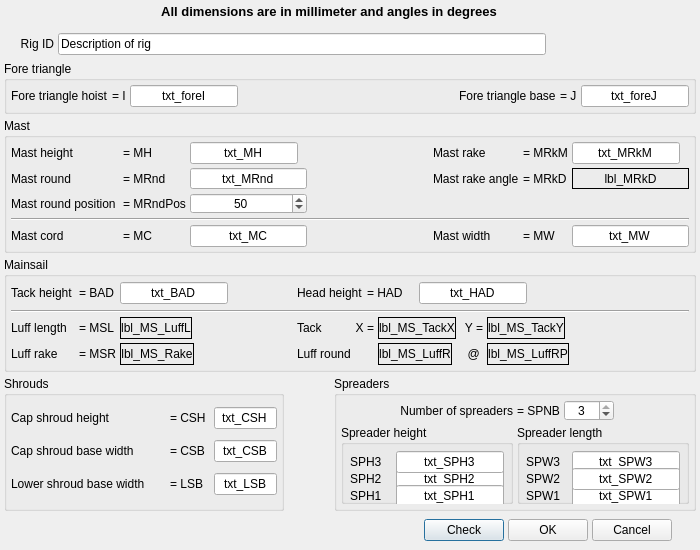
This is src/formrigdefbase.ui in sailcut/sailcut as Qt 5 draws it before an edit. The edited form follows.
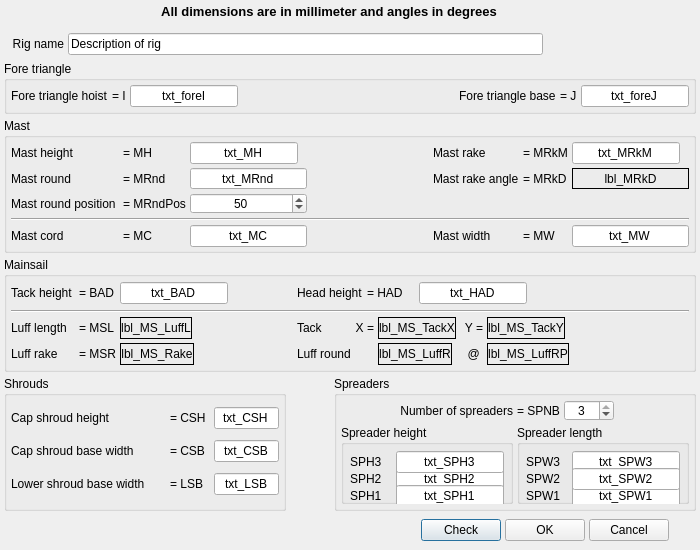
This is the edited form.

Diff of the .ui file:
```diff
--- a/src/formrigdefbase.ui
+++ b/src/formrigdefbase.ui
@@ -11,9 +11,7 @@
    </rect>
   </property>
   <property name="sizePolicy" >
-   <sizepolicy>
-    <hsizetype>0</hsizetype>
-    <vsizetype>0</vsizetype>
+   <sizepolicy vsizetype="Fixed" hsizetype="Fixed" >
     <horstretch>0</horstretch>
     <verstretch>0</verstretch>
    </sizepolicy>
@@ -44,9 +42,7 @@
    <item row="6" column="5" colspan="2" >
     <widget class="QPushButton" name="btnOK" >
      <property name="sizePolicy" >
-      <sizepolicy>
-       <hsizetype>0</hsizetype>
-       <vsizetype>0</vsizetype>
+      <sizepolicy vsizetype="Fixed" hsizetype="Fixed" >
        <horstretch>0</horstretch>
        <verstretch>0</verstretch>
       </sizepolicy>
@@ -59,9 +55,7 @@
    <item row="6" column="7" >
     <widget class="QPushButton" name="btnCancel" >
      <property name="sizePolicy" >
-      <sizepolicy>
-       <hsizetype>0</hsizetype>
-       <vsizetype>0</vsizetype>
+      <sizepolicy vsizetype="Fixed" hsizetype="Fixed" >
        <horstretch>0</horstretch>
        <verstretch>0</verstretch>
       </sizepolicy>
@@ -87,9 +81,7 @@
    <item row="5" column="0" colspan="2" >
     <widget class="QGroupBox" name="groupBox_3" >
      <property name="sizePolicy" >
-      <sizepolicy>
-       <hsizetype>5</hsizetype>
-       <vsizetype>5</vsizetype>
+      <sizepolicy vsizetype="Preferred" hsizetype="Preferred" >
        <horstretch>0</horstretch>
        <verstretch>0</verstretch>
       </sizepolicy>
@@ -170,9 +162,7 @@
       <item row="2" column="2" >
        <widget class="QLineEdit" name="txt_LSB" >
         <property name="sizePolicy" >
-         <sizepolicy>
-          <hsizetype>0</hsizetype>
-          <vsizetype>0</vsizetype>
+         <sizepolicy vsizetype="Fixed" hsizetype="Fixed" >
           <horstretch>0</horstretch>
           <verstretch>0</verstretch>
          </sizepolicy>
@@ -194,9 +184,7 @@
       <item row="0" column="2" >
        <widget class="QLineEdit" name="txt_CSH" >
         <property name="sizePolicy" >
-         <sizepolicy>
-          <hsizetype>0</hsizetype>
-          <vsizetype>0</vsizetype>
+         <sizepolicy vsizetype="Fixed" hsizetype="Fixed" >
           <horstretch>0</horstretch>
           <verstretch>0</verstretch>
          </sizepolicy>
@@ -260,9 +248,7 @@
       <item row="1" column="2" >
        <widget class="QLineEdit" name="txt_CSB" >
         <property name="sizePolicy" >
-         <sizepolicy>
-          <hsizetype>0</hsizetype>
-          <vsizetype>0</vsizetype>
+         <sizepolicy vsizetype="Fixed" hsizetype="Fixed" >
           <horstretch>0</horstretch>
           <verstretch>0</verstretch>
          </sizepolicy>
@@ -1582,7 +1568,7 @@
     <widget class="QLineEdit" name="txt_RigID" >
      <property name="minimumSize" >
       <size>
-       <width>460</width>
+       <width>400</width>
        <height>22</height>
       </size>
      </property>
@@ -1594,21 +1580,19 @@
    <item row="1" column="0" >
     <widget class="QLabel" name="lbl_RigID" >
      <property name="sizePolicy" >
-      <sizepolicy>
-       <hsizetype>0</hsizetype>
-       <vsizetype>0</vsizetype>
+      <sizepolicy vsizetype="Fixed" hsizetype="Fixed" >
        <horstretch>0</horstretch>
        <verstretch>0</verstretch>
       </sizepolicy>
      </property>
      <property name="minimumSize" >
       <size>
-       <width>50</width>
-       <height>22</height>
+       <width>60</width>
+       <height>20</height>
       </size>
      </property>
      <property name="text" >
-      <string>Rig ID</string>
+      <string>Rig name</string>
      </property>
      <property name="alignment" >
       <set>Qt::AlignRight|Qt::AlignTrailing|Qt::AlignVCenter</set>
```
Left out of the diff: 198 changed lines with no effect on the pictures.
